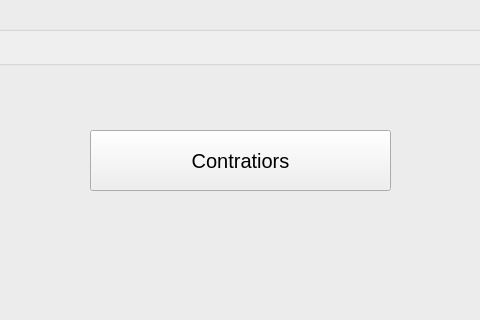
sanjaymanegit/testRepo, file FCI/ui/fci_14_admin_bu.ui: the form before one commit; both pictures show x 410 to 890 and y 140 to 460 of the 1366 by 782 pixel window.
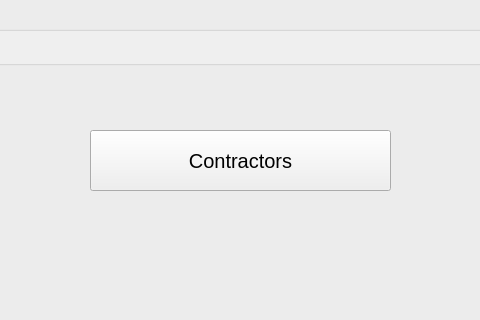
The form after the commit.

Patch:
```diff
--- a/FCI/ui/fci_14_admin_bu.ui
+++ b/FCI/ui/fci_14_admin_bu.ui
@@ -156,7 +156,7 @@
        </rect>
       </property>
       <property name="text">
-       <string>Contratiors</string>
+       <string>Contractors</string>
       </property>
      </widget>
      <widget class="QPushButton" name="pushButton_9">
```
